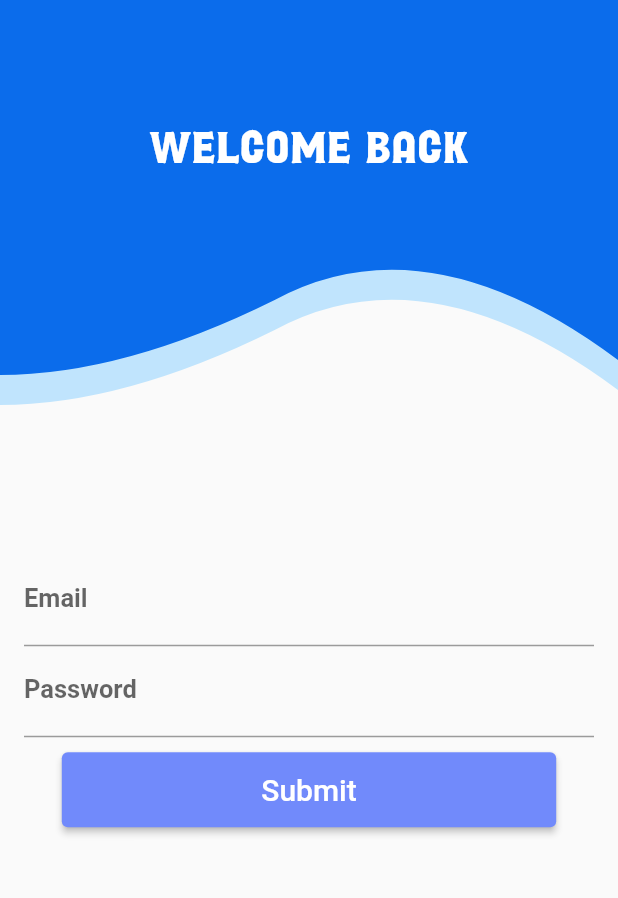
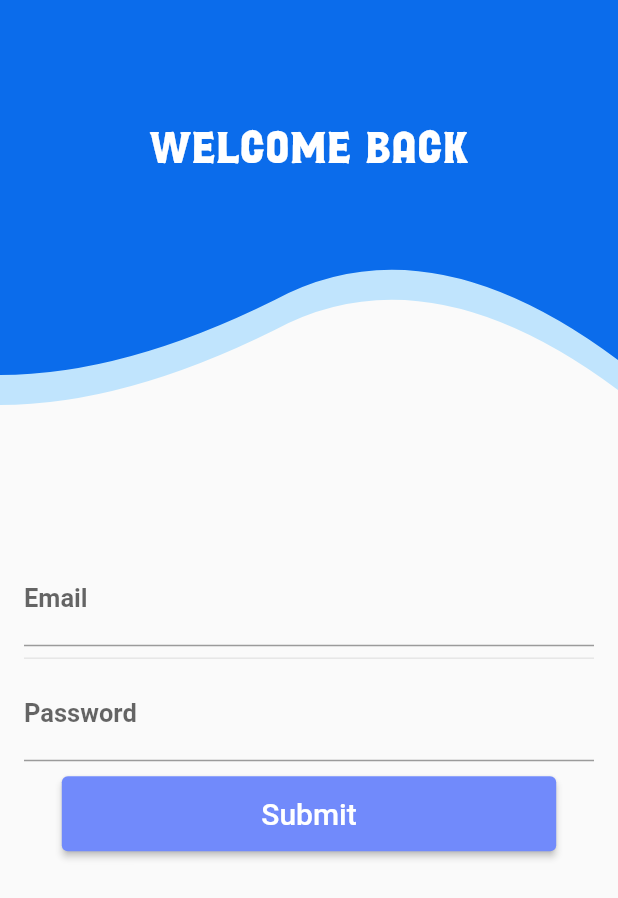
Before and after one commit to BisheshDangol/hastaakalaa_app, a Flutter app: the screen it shows after launch, after a tap on "L O G I N", on a phone screen of 412 x 824 dp. Shown: the top 898 px of the screen. Run offline on Flutter 3.47's test engine with Material 2 defaults, Android fonts, the phone set to English and light mode, and no system bars; our stand-ins replace bloc, dartz, equatable, flutter_bloc, freezed_annotation, get_it and 5 more; network calls fail; project files that could hold a hidden picture were left out.

Commit message:
Desiging the textfields of login

```diff
--- a/hastaakalaa_app/lib/features/art/presentation/screens/art_detail_page.dart
+++ b/hastaakalaa_app/lib/features/art/presentation/screens/art_detail_page.dart
@@ -1,7 +1,9 @@
 import 'package:flutter/material.dart';
+import 'package:hastaakalaa_app/features/art/domain/entities/art_entity.dart';
 
 class ArtDetailPage extends StatelessWidget {
-  const ArtDetailPage({Key? key}) : super(key: key);
+  final ArtEntity artEntity;
+  const ArtDetailPage({Key? key, required this.artEntity}) : super(key: key);
 
   @override
   Widget build(BuildContext context) {
--- a/hastaakalaa_app/lib/features/login/presentation/screens/login_page.dart
+++ b/hastaakalaa_app/lib/features/login/presentation/screens/login_page.dart
@@ -81,6 +81,7 @@ class LoginPage extends StatelessWidget {
                           mainAxisAlignment: MainAxisAlignment.spaceAround,
                           children: [
                             UserNameTextFormField(),
+                            Divider(),
                             PasswordTextFormField(),
                             SizedBox(height: 10.0),
                             AddLoginButton(),
@@ -107,6 +108,10 @@ class UserNameTextFormField extends StatelessWidget {
   Widget build(BuildContext context) {
     return TextFormField(
       decoration: InputDecoration(
+        focusedBorder: OutlineInputBorder(
+          borderSide: const BorderSide(color: Colors.blue, width: 2.0),
+          borderRadius: BorderRadius.circular(5.0),
+        ),
         hintText: 'Enter your email address',
         labelText: 'Email',
         errorStyle: TextStyle(fontSize: 13),
@@ -134,6 +139,10 @@ class PasswordTextFormField extends StatelessWidget {
   Widget build(BuildContext context) {
     return TextFormField(
       decoration: InputDecoration(
+        focusedBorder: OutlineInputBorder(
+          borderSide: const BorderSide(color: Colors.blue, width: 2.0),
+          borderRadius: BorderRadius.circular(5.0),
+        ),
         hintText: 'Enter your password',
         labelText: 'Password',
         errorStyle: TextStyle(fontSize: 13),
```
Also changed, not shown: hastaakalaa_app/lib/core/wrapper/card_wrapper.dart (+2 -6 lines).
